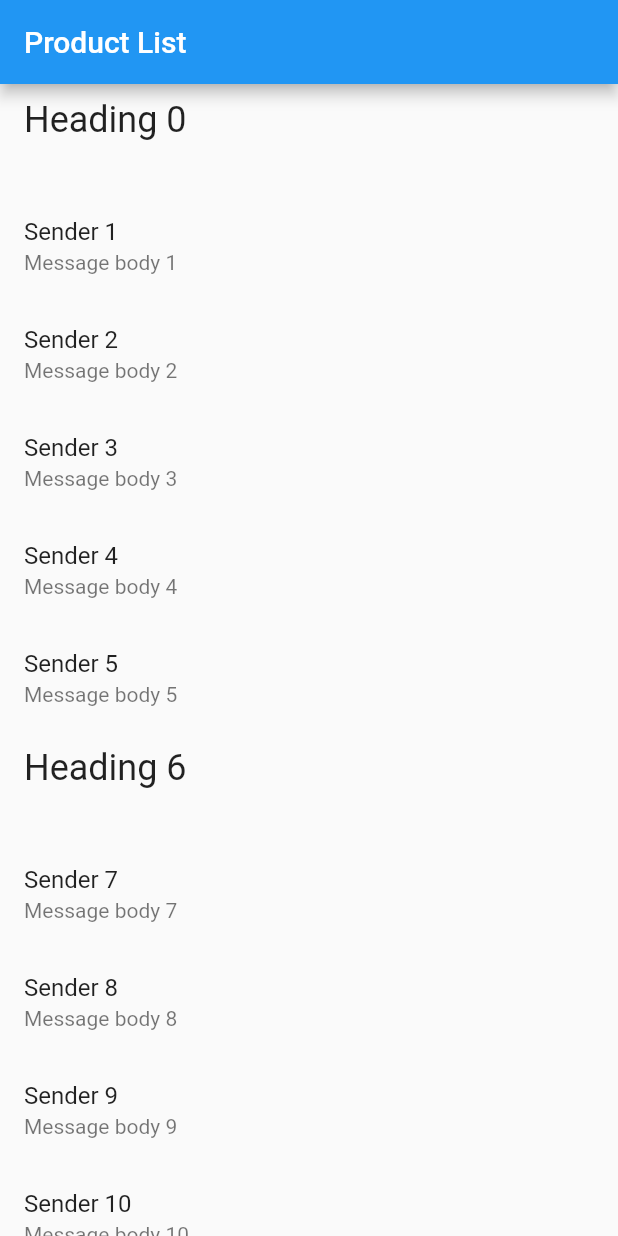
After one commit to Ric17101/ProductsApp, a Flutter app: the screen it shows after launch, on a phone screen of 412 x 824 dp. The commit adds this screen. Run offline on Flutter 3.47's test engine with Material 2 defaults, Android fonts, the phone set to English and light mode, and no system bars; our stand-ins replace freezed_annotation; generated files the repository leaves out were written again.

```diff
--- a/lib/main.dart
+++ b/lib/main.dart
@@ -1,49 +1,6 @@
-import 'package:app/ui/heading_item.dart';
-import 'package:app/ui/list_item.dart';
-import 'package:app/ui/message_item.dart';
+import 'package:app/product_app.dart';
 import 'package:flutter/material.dart';
 
 void main() {
-  runApp(
-    MyApp(
-      items: List<ListItem>.generate(
-        1000,
-        (i) => i % 6 == 0 ? HeadingItem('Heading $i') : MessageItem('Sender $i', 'Message body $i'),
-      ),
-    ),
-  );
+  runApp(ProductApp());
 }
-
-class MyApp extends StatelessWidget {
-  final List<ListItem> items;
-
-  const MyApp({super.key, required this.items});
-
-  @override
-  Widget build(BuildContext context) {
-    const title = 'Product List';
-
-    return MaterialApp(
-      title: title,
-      home: Scaffold(
-        appBar: AppBar(
-          title: const Text(title),
-        ),
-        body: ListView.builder(
-          // Let the ListView know how many items it needs to build.
-          itemCount: items.length,
-          // Provide a builder function. This is where the magic happens.
-          // Convert each item into a widget based on the type of item it is.
-          itemBuilder: (context, index) {
-            final item = items[index];
-
-            return ListTile(
-              title: item.buildTitle(context),
-              subtitle: item.buildSubtitle(context),
-            );
-          },
-        ),
-      ),
-    );
-  }
-}
--- /dev/null
+++ b/lib/product_app.dart
@@ -0,0 +1,38 @@
+import 'package:app/ui/list_item.dart';
+import 'package:flutter/material.dart';
+import 'package:app/ui/heading_item.dart';
+import 'package:app/ui/message_item.dart';
+
+class ProductApp extends StatelessWidget {
+  ProductApp({super.key});
+
+  @override
+  Widget build(BuildContext context) {
+    const title = 'Product List';
+
+    final items = List<ListItem>.generate(
+      1000,
+      (i) => i % 6 == 0 ? HeadingItem('Heading $i') : MessageItem('Sender $i', 'Message body $i'),
+    );
+
+    return MaterialApp(
+      title: title,
+      home: Scaffold(
+        appBar: AppBar(
+          title: const Text(title),
+        ),
+        body: ListView.builder(
+          itemCount: items.length,
+          itemBuilder: (context, index) {
+            final item = items[index];
+
+            return ListTile(
+              title: item.buildTitle(context),
+              subtitle: item.buildSubtitle(context),
+            );
+          },
+        ),
+      ),
+    );
+  }
+}
--- a/pubspec.yaml
+++ b/pubspec.yaml
@@ -9,14 +9,13 @@ environment:
   sdk: '>=2.18.6 <3.0.0'
 
 dependencies:
+  cupertino_icons: ^1.0.2
   flutter:
     sdk: flutter
   freezed: ^2.3.2
   freezed_annotation: ^2.2.0
   json_annotation: ^4.8.0
   json_serializable: ^6.6.1
-
-  cupertino_icons: ^1.0.2
 
 dev_dependencies:
   build_runner: ^2.3.3
```
Also changed, not shown: pubspec.lock, 8 other files.
